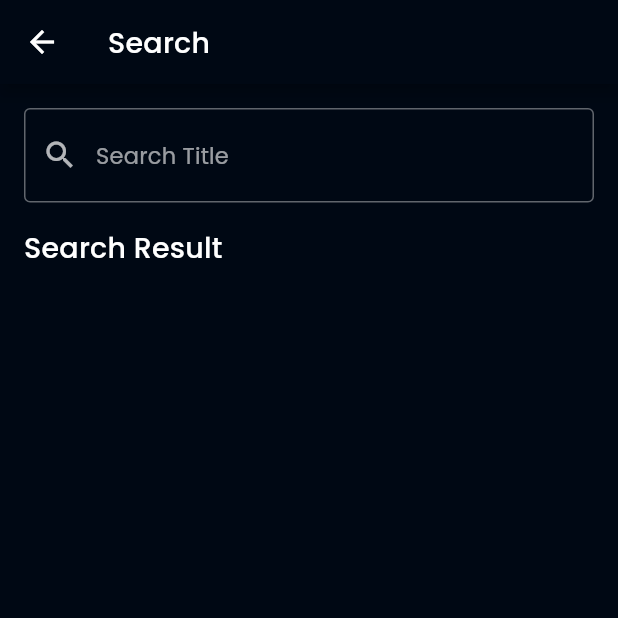
After one commit to Riyumimo/ditonton1, a Flutter app: the SearchPage screen opened by its route, on a phone screen of 412 x 824 dp, the top half of it. The commit adds this screen. Run offline on Flutter 3.47's test engine with Material 2 defaults, Android fonts, the phone set to English and light mode, and no system bars; our stand-ins replace cached_network_image, dartz, equatable, flutter_rating_bar, get_it, google_fonts and 1 more; accounts and stored records are empty; network calls fail.

Commit message:
Menambakan detail page dan membuat serach page prover dan search page

```diff
--- a/lib/common/exceptions.dart
+++ b/lib/common/exceptions.dart
@@ -1,5 +1,3 @@
-import 'package:dartz/dartz.dart';
-
 class ServerException implements Exception {}
 
 class DatabaseException1 implements Exception {
--- a/lib/data/models/movie_detail.dart
+++ b/lib/data/models/movie_detail.dart
@@ -118,7 +118,6 @@ class MovieDetailResponse extends Equatable {
   }
 
   @override
-  // TODO: implement props
   List<Object?> get props => [
         adult,
         backdropPath,
--- a/lib/presentation/pages/home_view_page.dart
+++ b/lib/presentation/pages/home_view_page.dart
@@ -1,6 +1,8 @@
 import 'package:cached_network_image/cached_network_image.dart';
 import 'package:ditonton/common/state_enum.dart';
 import 'package:ditonton/domain/entities/movie.dart';
+import 'package:ditonton/presentation/pages/movie_detail_page.dart';
+import 'package:ditonton/presentation/pages/search_page.dart';
 import 'package:ditonton/presentation/provider/movie_list_notifier.dart';
 import 'package:flutter/material.dart';
 import 'package:flutter/rendering.dart';
@@ -56,6 +58,7 @@ void initState() {
         actions: [
           IconButton(onPressed: (){
             // going to navigator search movie
+            Navigator.pushNamed(context, SearchPage.ROUTE_NAME);
           }, icon: Icon(Icons.search))
         ],
       ),
@@ -163,7 +166,8 @@ class MovieList extends StatelessWidget {
           return Container(
             padding: EdgeInsets.all(6),
             child: InkWell(onTap:  () {
-              // push page with data here to detail...
+              // push page with data here to detail...'
+              Navigator.pushNamed(context, MovieDetailPage.ROUTE_NAME,arguments: movie.id);
             },
               child: ClipRRect(borderRadius: BorderRadius.all(Radius.circular(16),),
               child: CachedNetworkImage(imageUrl: 'https://image.tmdb.org/t/p/w500${movie.posterPath}'
--- /dev/null
+++ b/lib/presentation/pages/search_page.dart
@@ -0,0 +1,72 @@
+import 'package:ditonton/common/constans.dart';
+import 'package:ditonton/presentation/provider/search_movie_notofier.dart';
+import 'package:ditonton/presentation/widgets/movie_card_list.dart';
+import 'package:flutter/material.dart';
+import 'package:flutter/src/foundation/key.dart';
+import 'package:flutter/src/widgets/framework.dart';
+import 'package:provider/provider.dart';
+
+import '../../common/state_enum.dart';
+
+class SearchPage extends StatelessWidget {
+  static const ROUTE_NAME = '/search';
+  const SearchPage({Key? key}) : super(key: key);
+
+  @override
+  Widget build(BuildContext context) {
+    return Scaffold(
+      appBar: AppBar(
+        title: Text('Search'),
+      ),
+      body: Padding(
+        padding: EdgeInsets.all(16),
+        child: Column(
+          crossAxisAlignment: CrossAxisAlignment.start,
+          children: [
+            TextField(
+              onSubmitted: (query) {
+                Provider.of<MovieSearchNotifier>(context, listen: false)
+                    .fetchMovieSearch(query);
+              },
+              decoration: InputDecoration(
+                hintText: 'Search Title',
+                prefixIcon: Icon(Icons.search),
+                border: OutlineInputBorder(),
+              ),
+              textInputAction: TextInputAction.search,
+            ),
+            SizedBox(height: 16),
+            Text(
+              "Search Result",
+              style: kHeading6,
+            ),
+            Consumer<MovieSearchNotifier>(
+              builder: (context, data, child) {
+                if (data.state == RequestState.Loading) {
+                  return Center(
+                    child: CircularProgressIndicator(),
+                  );
+                } else if (data.state == RequestState.Loaded) {
+                  final result = data.searchResult;
+                  return Expanded(
+                    child: ListView.builder(
+                      itemCount: result.length,
+                      padding: EdgeInsets.all(8),
+                      itemBuilder: (BuildContext context, int index) {
+                        final movie = data.searchResult[index];
+                        return MovieCard(movie: movie);
+                      },
+                    ),
+                  );
+                }
+                else{
+                  return Expanded(child: Container());
+                }
+              },
+            )
+          ],
+        ),
+      ),
+    );
+  }
+}
--- /dev/null
+++ b/lib/presentation/provider/search_movie_notofier.dart
@@ -0,0 +1,38 @@
+import 'package:ditonton/common/state_enum.dart';
+import 'package:ditonton/domain/usecase/search_movies.dart';
+import 'package:flutter/cupertino.dart';
+
+import '../../domain/entities/movie.dart';
+
+class MovieSearchNotifier extends ChangeNotifier {
+  final SearchMovies searchMovies;
+
+  MovieSearchNotifier({ required this.searchMovies});
+
+  RequestState _state = RequestState.Empty;
+  RequestState get state => _state;
+
+  List<Movie>_searchResult =[];
+  List<Movie> get searchResult => _searchResult;
+
+  String _message = '';
+  String get message => _message;
+
+  Future<void> fetchMovieSearch(String query)async{
+    _state = RequestState.Loading;
+    notifyListeners();
+
+    final result = await searchMovies.execute(query);
+    result.fold(  (failure) {
+        _message = failure.message;
+        _state = RequestState.Error;
+        notifyListeners();
+      },
+      (data) {
+        _searchResult = data;
+        _state = RequestState.Loaded;
+        notifyListeners();
+      },
+    );
+  }
+}
```
Also changed, not shown: lib/injections.dart (+12 -5 lines), lib/main.dart (+29 -1 lines), lib/presentation/pages/movie_detail_page.dart (added, +294 -0 lines), lib/presentation/widgets/movie_card_list.dart (added, +65 -0 lines).
